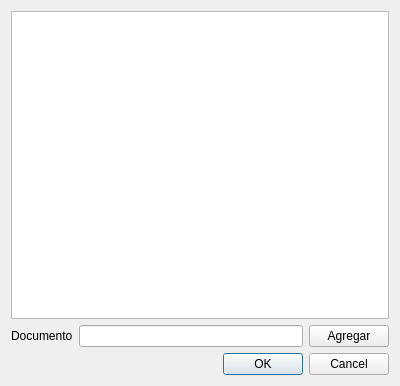
This is dominioAsegurado/dialoglistadnis.ui in diegowald/dominioSeguro as Qt 5 draws it before an edit. The edited form follows.
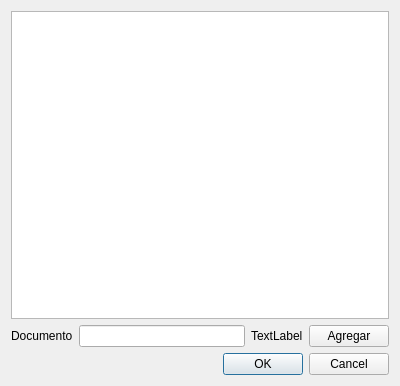
This is the edited form.

Patch:
```diff
--- a/dominioAsegurado/dialoglistadnis.ui
+++ b/dominioAsegurado/dialoglistadnis.ui
@@ -27,7 +27,21 @@
       </widget>
      </item>
      <item>
-      <widget class="QLineEdit" name="txtDocument"/>
+      <widget class="QLineEdit" name="txtDocument">
+       <property name="inputMethodHints">
+        <set>Qt::ImhPreferNumbers</set>
+       </property>
+       <property name="clearButtonEnabled">
+        <bool>true</bool>
+       </property>
+      </widget>
+     </item>
+     <item>
+      <widget class="QLabel" name="lblSpinner">
+       <property name="text">
+        <string>TextLabel</string>
+       </property>
+      </widget>
      </item>
      <item>
       <widget class="QPushButton" name="btnAddDocument">
```
